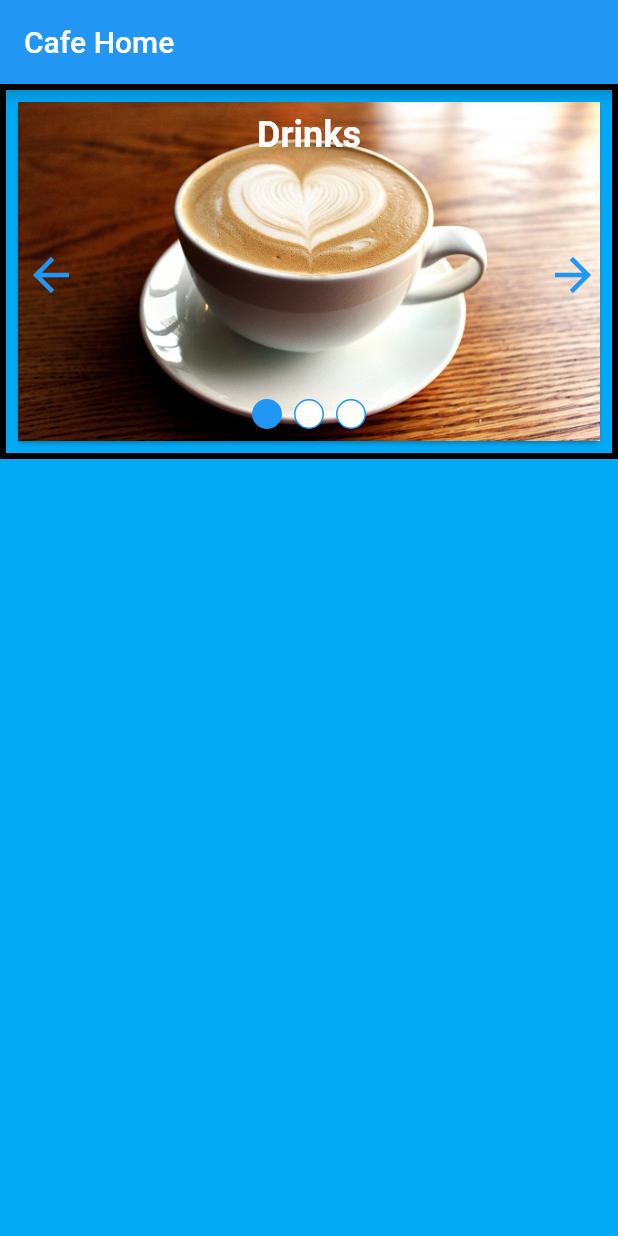
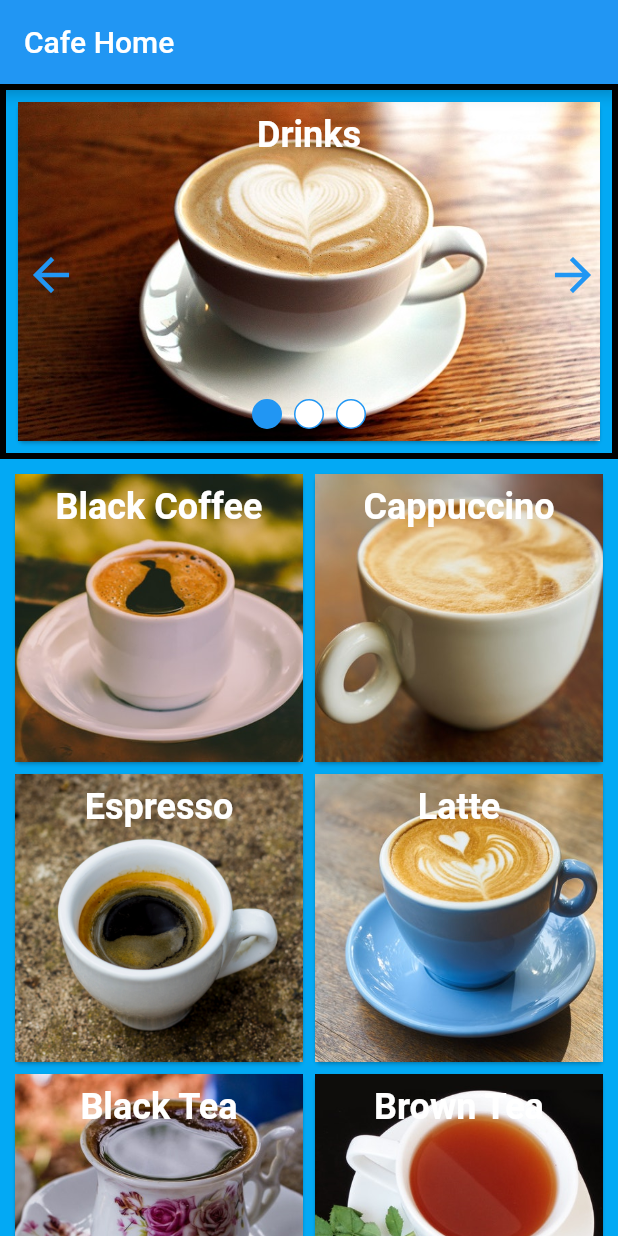
Before and after one commit to jcortez34/AndroidFinalProject, a Flutter app: the screen it shows after launch, after a tap on "Drinks", on a phone screen of 412 x 824 dp. Run offline on Flutter 3.47's test engine with Material 2 defaults, Android fonts, the phone set to English and light mode, and no system bars.

Commit message:
Updated Assets and Menu

```diff
--- a/android_final_project/lib/HomePage.dart
+++ b/android_final_project/lib/HomePage.dart
@@ -2,6 +2,7 @@ import 'package:scoped_model/scoped_model.dart';
 import 'package:flutter/material.dart';
 import 'package:android_final_project/MenuCard.dart';
 import 'package:android_final_project/MainCarousel.dart';
+import 'package:android_final_project/MenuList.dart';
 
 
 class MyApp extends StatelessWidget {
@@ -32,6 +33,7 @@ class StoreHomePage extends StatelessWidget {
       appBar: AppBar(title: Text(title),),
       body: Column(children: <Widget>[
             CafeCarouselPage(),
+            MenuList(),
       ],),
     ),
     );
--- a/android_final_project/lib/MainCarousel.dart
+++ b/android_final_project/lib/MainCarousel.dart
@@ -63,6 +63,21 @@ with TickerProviderStateMixin{
                   return GestureDetector(
                     onTap: () {
                       var type;
+                      switch(menuItem.title)
+                      {
+                          case 'Drinks':
+                            type = drinksMenu;
+                            break;
+                          case 'Food':
+                            type = foodMenu;
+                            break;
+                          case 'Desserts':
+                            type = dessertsMenu;
+                            break;
+                          default:
+                            throw '${menuItem.title} type not recognized';
+
+                      }
                       model.updateMenuList(type);
                     },
                     child: MenuCard(
--- a/android_final_project/lib/MenuCard.dart
+++ b/android_final_project/lib/MenuCard.dart
@@ -8,6 +8,31 @@ List<MenuItem> mainTypes = <MenuItem>[
   MenuItem('Desserts', 'assets/img/desserts.jpg'),
 ];
 
+
+List<MenuItem> drinksMenu = <MenuItem>[
+  MenuItem('Black Coffee', 'assets/img/black-coffee.jpeg'),
+  MenuItem('Cappuccino', 'assets/img/cappuccino.jpeg'),
+  MenuItem('Espresso', 'assets/img/espresso.jpeg'),
+  MenuItem('Latte', 'assets/img/latte.jpeg'),
+  MenuItem('Black Tea', 'assets/img/black-tea.jpeg'),
+  MenuItem('Brown Tea', 'assets/img/brown-tea.jpeg'),
+  MenuItem('English Tea', 'assets/img/english-tea.jpeg'),
+  MenuItem('Herbal Tea', 'assets/img/herbal-tea.jpeg'),
+  MenuItem('Mint Tea', 'assets/img/mint-tea.jpeg'),
+];
+
+List<MenuItem> foodMenu = <MenuItem>[
+MenuItem('Brie Burger', 'assets/img/brie-burger.jpeg'),
+MenuItem('Cobb Sandwich', 'assets/img/cobb-sandwich.jpg'),
+MenuItem('Grilled Cheese', 'assets/img/grilled-cheese.jpg'),
+MenuItem('Hot Dog', 'assets/img/hotdog.jpg'),
+];
+
+List<MenuItem> dessertsMenu = <MenuItem>[
+MenuItem('Apple Pie', 'assets/img/apple-pie.jpg'),
+MenuItem('Choco Cake', 'assets/img/chocolate-cake.jpg'),
+MenuItem('Sundae', 'assets/img/sundae.jpg'),
+];
 class MyModel extends Model
 {
   List<MenuItem> _chosenItem = mainTypes;
@@ -19,6 +44,7 @@ class MyModel extends Model
     notifyListeners();
   }
 }
+
 
 class MenuCard extends StatelessWidget {
 
--- /dev/null
+++ b/android_final_project/lib/MenuList.dart
@@ -0,0 +1,24 @@
+import 'package:android_final_project/MenuCard.dart';
+import 'package:flutter/material.dart';
+import 'package:scoped_model/scoped_model.dart';
+
+class MenuList extends StatelessWidget{
+  @override
+   Widget build(BuildContext context) {
+    return ScopedModelDescendant<MyModel>(
+      builder: (context, _, model){
+        return Expanded(
+          child: GridView.count(
+          crossAxisCount: 2,
+          padding: EdgeInsets.all(6.0),
+          children: model.chosenItem.map((menuItem) {
+            return MenuCard(
+              chosenItem: menuItem,
+            );
+          }).toList(),
+        ),
+      );
+    },
+    );
+  }
+}
```
Also changed, not shown: android_final_project/pubspec.yaml (+7 -0 lines), android_final_project/assets/img/apple-pie.jpg (added), android_final_project/assets/img/brie-burger.jpeg (added), android_final_project/assets/img/chocolate-cake.jpg (added), android_final_project/assets/img/cobb-sandwich.jpg (added), android_final_project/assets/img/grilled-cheese.jpg (added), android_final_project/assets/img/hotdog.jpg (added), android_final_project/assets/img/sundae.jpg (added).
